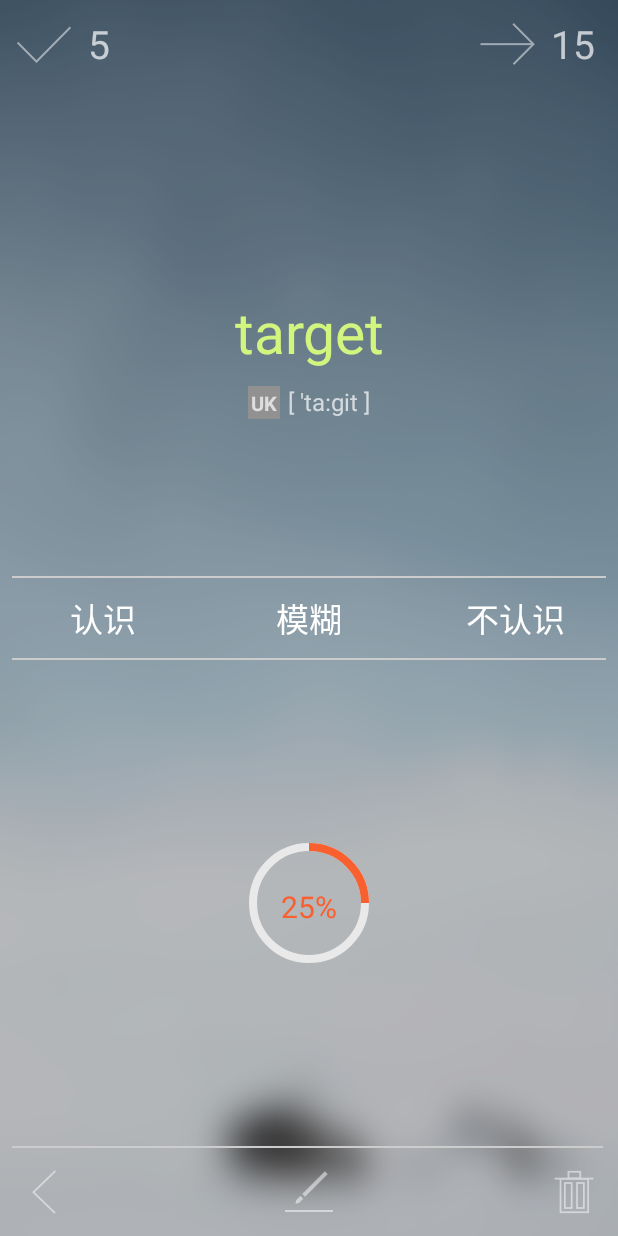
After one commit to bbDseven/ReciteWords, an Android app: the ReviewActivity screen opened directly, with no data from a screen before it, on a phone screen of 412 x 824 dp. The commit adds this screen. Run offline under Robolectric (Android 15) with nearby library versions, the phone set to English and light mode, and no system bars; our stand-ins replace CircleImageView.

Commit message:
增加了复习UI和例句

```diff
--- a/app/src/main/AndroidManifest.xml
+++ b/app/src/main/AndroidManifest.xml
@@ -16,7 +16,8 @@
                 <category android:name="android.intent.category.LAUNCHER" />
             </intent-filter>
         </activity>
-        <activity android:name=".activity.LearnActivity"></activity>
+        <activity android:name=".activity.LearnActivity" />
+        <activity android:name=".activity.ReviewActivity"></activity>
     </application>
 
 </manifest>
--- /dev/null
+++ b/app/src/main/java/recitewords/apj/com/recitewords/activity/ReviewActivity.java
@@ -0,0 +1,224 @@
+package recitewords.apj.com.recitewords.activity;
+
+import android.app.FragmentManager;
+import android.app.FragmentTransaction;
+import android.content.Intent;
+import android.os.Handler;
+import android.os.Message;
+import android.os.Bundle;
+import android.view.View;
+import android.view.ViewTreeObserver;
+import android.widget.FrameLayout;
+import android.widget.LinearLayout;
+import android.widget.RelativeLayout;
+import android.widget.TextView;
+import android.widget.Toast;
+
+import recitewords.apj.com.recitewords.R;
+import recitewords.apj.com.recitewords.fragment.ExampleSentenceFragment;
+import recitewords.apj.com.recitewords.view.CircleProgressView;
+import recitewords.apj.com.recitewords.view.SlidingUpMenu;
+
+public class ReviewActivity extends BaseActivity implements View.OnClickListener, ViewTreeObserver.OnGlobalLayoutListener{
+    //定义好的8张背景图id数组
+    private int[] images = new int[]{R.mipmap.haixin_bg_dim_01, R.mipmap.haixin_bg_dim_02,
+            R.mipmap.haixin_bg_dim_03,R.mipmap.haixin_bg_dim_04,
+            R.mipmap.haixin_bg_dim_05, R.mipmap.haixin_bg_dim_06};
+    private int backgroundNum;
+    private ViewHolder holder;
+    private int num = 4; //定义4秒
+    private Message msg;
+    private final String FRAGMENT_SENTENCE = "fragment_sentence";
+
+    private Handler mHandler = new Handler(new Handler.Callback() {
+        @Override
+        public boolean handleMessage(Message msg) {
+            switch (msg.what){
+                case 3:
+                    //设置进度条进度
+                    holder.progress.setProgress(25);
+                    holder.fl_progress_click.setOnClickListener(ReviewActivity.this);
+                    setProgress();
+                    break;
+                case 2:
+                    holder.progress.setProgress(50);
+                    setProgress();
+                    break;
+                case 1:
+                    holder.progress.setProgress(75);
+                    setProgress();
+                    break;
+                case 0:
+                    holder.progress.setProgress(100);
+                    holder.fl_progress_click.setOnClickListener(null);
+                    holder.progress.setVisibility(View.GONE);   //隐藏进度条
+                    holder.ll_information.setVisibility(View.VISIBLE);  //显示单词信息
+                    num = 4;    //进度条显示完num重新设置回4秒
+                    break;
+            }
+            return false;
+        }
+    });
+
+
+
+
+    private class ViewHolder{
+        RelativeLayout rl_review;   //复习页面根布局
+        SlidingUpMenu review_sliding;   //sliding
+        LinearLayout ll_information;    //展示单词信息布局
+        LinearLayout ll_abcd;   //展示单词选项布局
+        LinearLayout ll_star;   //学习页星星的布局
+        CircleProgressView progress; //圆形进度条
+        FrameLayout fl_progress_click;  //圆形进度条的点击
+        LinearLayout ll_choice;     //认识的父布局
+        LinearLayout ll_incognizance;   //看例句的父布局
+        TextView tv_know;   //认识
+        TextView tv_dim;    //模糊
+        TextView tv_unknow;     //不认识
+        TextView tv_incognizance_next;  //下一个
+        TextView tv_incognizance_example;  //看例句
+        FrameLayout fl_example;  //例句的根布局
+        LinearLayout ll_show_word;  //单词音标的根布局
+        TextView tv_back;   //返回按钮
+        TextView tv_spell;  //拼写按钮
+        TextView tv_delete; //删除按钮
+    }
+
+    @Override
+    protected void onCreate(Bundle savedInstanceState) {
+        super.onCreate(savedInstanceState);
+        setContentView(R.layout.activity_review);
+        init_view();
+        init_event();
+        init_data();
+    }
+
+    private void init_view(){
+        holder = new ViewHolder();
+        holder.rl_review = findViewByIds(R.id.activity_review);
+        holder.review_sliding = findViewByIds(R.id.review_sliding);
+        holder.ll_information = findViewByIds(R.id.ll_information);
+        holder.ll_abcd = findViewByIds(R.id.ll_abcd);
+        holder.ll_star = findViewByIds(R.id.ll_star);
+        holder.progress = findViewByIds(R.id.review_progress);
+        holder.fl_progress_click = findViewByIds(R.id.fl_progress_click);
+        holder.ll_choice = findViewByIds(R.id.ll_choice);
+        holder.ll_incognizance = findViewByIds(R.id.ll_incognizance);
+        holder.tv_incognizance_next = findViewByIds(R.id.tv_incognizance_next);
+        holder.tv_incognizance_example = findViewByIds(R.id.tv_incognizance_example);
+        holder.tv_know = findViewByIds(R.id.tv_know);
+        holder.tv_dim = findViewByIds(R.id.tv_dim);
+        holder.tv_unknow = findViewByIds(R.id.tv_unknow);
+        holder.fl_example = findViewByIds(R.id.fl_example);
+        holder.ll_show_word = findViewByIds(R.id.ll_show_word);
+        holder.tv_back = findViewByIds(R.id.tv_back);
+        holder.tv_spell = findViewByIds(R.id.tv_spell);
+        holder.tv_delete = findViewByIds(R.id.tv_delete);
+    }
+
+    private void init_event(){
+        holder.tv_incognizance_next.setOnClickListener(this);
+        holder.tv_know.setOnClickListener(this);
+        holder.tv_dim.setOnClickListener(this);
+        holder.tv_unknow.setOnClickListener(this);
+        holder.tv_incognizance_next.setOnClickListener(this);
+        holder.tv_incognizance_example.setOnClickListener(this);
+        holder.ll_show_word.getViewTreeObserver().addOnGlobalLayoutListener(this);
+        holder.tv_back.setOnClickListener(this);
+        holder.tv_spell.setOnClickListener(this);
+        holder.tv_delete.setOnClickListener(this);
+    }
+
+    private void init_data(){
+        Intent intent = getIntent();
+        backgroundNum = intent.getIntExtra("backgroundNum", 0);
+        holder.rl_review.setBackgroundResource(images[backgroundNum]);//获取随机数设置复习页面背景图片
+        holder.review_sliding.getBackground().setAlpha(100);        //设置SlidingUpMenu的透明度
+        holder.fl_example.getBackground().setAlpha(70);  //更改例句界面透明度
+        holder.ll_abcd.setVisibility(View.INVISIBLE);        //隐藏abcd选项模式
+        holder.ll_star.setVisibility(View.GONE);        //隐藏学习页的星星
+        setProgress();        //设置进度条进度
+        init_fragment();    //例句Fragment替换布局文件
+    }
+
+    //发送handler消息倒数4秒显示单词信息
+    private void setProgress(){
+        msg = mHandler.obtainMessage();
+        if (--num >= 0){
+            msg.what = num;
+            mHandler.sendMessageDelayed(msg, 1000);
+        }
+    }
+
+    @Override
+    public void onClick(View v) {
+        switch (v.getId()){
+            case R.id.fl_progress_click:
+                holder.progress.setVisibility(View.GONE);   //隐藏进度条
+                holder.ll_information.setVisibility(View.VISIBLE);  //显示单词信息
+                break;
+            case R.id.tv_know:
+                holder.progress.setVisibility(View.VISIBLE);   //显示进度条
+                holder.ll_information.setVisibility(View.GONE);  //隐藏单词信息
+                reset();
+                setProgress();
+                break;
+            case R.id.tv_dim:
+                holder.progress.setVisibility(View.GONE);   //隐藏进度条
+                holder.ll_information.setVisibility(View.VISIBLE);  //显示单词信息
+                holder.ll_choice.setVisibility(View.GONE);  //隐藏认识布局
+                holder.ll_incognizance.setVisibility(View.VISIBLE); //显示例句布局
+                reset();
+                break;
+            case R.id.tv_unknow:
+                holder.progress.setVisibility(View.GONE);   //隐藏进度条
+                holder.ll_information.setVisibility(View.VISIBLE);  //显示单词信息
+                holder.ll_choice.setVisibility(View.GONE);  //隐藏认识布局
+                holder.ll_incognizance.setVisibility(View.VISIBLE); //显示例句布局
+                reset();
+                break;
+            case R.id.tv_incognizance_next:
+                reset();
+                setProgress();
+                holder.ll_choice.setVisibility(View.VISIBLE);  //隐藏认识布局
+                holder.ll_incognizance.setVisibility(View.GONE); //显示例句布局
+                holder.ll_information.setVisibility(View.GONE);  //隐藏单词信息
+                holder.progress.setVisibility(View.VISIBLE);   //显示进度条
+                break;
+            case R.id.tv_back:
+                finish();
+                break;
+            case R.id.tv_spell:
+                Toast.makeText(this, "点击了拼写按钮，功能还没写", Toast.LENGTH_SHORT).show();
+                break;
+            case R.id.tv_delete:
+                Toast.makeText(this, "点击了删除按钮，功能还没写", Toast.LENGTH_SHORT).show();
+                break;
+        }
+    }
+
+    //视图树的回调方法
+    @Override
+    public void onGlobalLayout() {
+        int height = holder.ll_show_word.getHeight();
+        holder.fl_example.setMinimumHeight(height);
+        holder.ll_show_word.getViewTreeObserver().removeOnGlobalLayoutListener(this);//取消视图树监听
+    }
+
+
+    //取消handler处理，并设置进度条为0，时间重置为4秒
+    private void reset(){
+        holder.progress.setProgress(0);
+        mHandler.removeMessages(msg.what);
+        num = 4;
+    }
+
+    //用Fragment替换帧布局来显示例句
+    private void init_fragment(){
+        FragmentManager fm = getFragmentManager();
+        FragmentTransaction transaction = fm.beginTransaction();
+        transaction.replace(R.id.fl_example, new ExampleSentenceFragment("abroad"), FRAGMENT_SENTENCE);
+        transaction.commit();
+    }
+}
--- a/app/src/main/java/recitewords/apj/com/recitewords/fragment/MainFragment.java
+++ b/app/src/main/java/recitewords/apj/com/recitewords/fragment/MainFragment.java
@@ -14,6 +14,7 @@ import android.widget.TextView;
 import recitewords.apj.com.recitewords.R;
 import recitewords.apj.com.recitewords.activity.LearnActivity;
 import recitewords.apj.com.recitewords.activity.MainActivity;
+import recitewords.apj.com.recitewords.activity.ReviewActivity;
 import recitewords.apj.com.recitewords.db.dao.BookDao;
 import recitewords.apj.com.recitewords.db.dao.ExampleSentenceDao;
 import recitewords.apj.com.recitewords.db.dao.LexiconDao;
@@ -43,6 +44,7 @@ public class MainFragment extends BaseFragment implements View.OnClickListener {
         TextView tv_date;
         ImageView iv_menu;
         RelativeLayout main_rl_learn;
+        RelativeLayout main_rl_review;
     }
 
     private ViewHolder holder;
@@ -69,6 +71,7 @@ public class MainFragment extends BaseFragment implements View.OnClickListener {
         holder.tv_date = findViewByIds(view, R.id.main_tv_date);
         holder.iv_menu = findViewByIds(view, R.id.main_img_menu);
         holder.main_rl_learn=findViewByIds(view,R.id.main_rl_learn);
+        holder.main_rl_review = findViewByIds(view, R.id.main_rl_review);
         return view;
     }
 
@@ -76,6 +79,7 @@ public class MainFragment extends BaseFragment implements View.OnClickListener {
     public void initEvent() {
         holder.iv_menu.setOnClickListener(this);
         holder.main_rl_learn.setOnClickListener(this);
+        holder.main_rl_review.setOnClickListener(this);
     }
 
     @Override
@@ -273,6 +277,12 @@ public class MainFragment extends BaseFragment implements View.OnClickListener {
                 intent.putExtra("backgroundNum",num);
                 startActivity(intent);
                 break;
+            case R.id.main_rl_review:
+                //跳转到复习界面
+                Intent intent_review = new Intent(mActivity, ReviewActivity.class);
+                intent_review.putExtra("backgroundNum",num);
+                startActivity(intent_review);
+                break;
             default:
                 break;
         }
--- /dev/null
+++ b/app/src/main/java/recitewords/apj/com/recitewords/view/CircleProgressView.java
@@ -0,0 +1,146 @@
+package recitewords.apj.com.recitewords.view;
+
+/**
+ * Created by Seven on 2016/12/2.
+ */
+
+import android.content.Context;
+import android.graphics.Canvas;
+import android.graphics.Color;
+import android.graphics.Paint;
+import android.graphics.RectF;
+import android.text.TextUtils;
+import android.util.AttributeSet;
+import android.view.View;
+
+
+
+/**
+ * Created by Seven on 2016/12/2.
+ */
+
+public class CircleProgressView extends View {
+
+    private static final String TAG = "CircleProgressBar";
+
+    private int mMaxProgress = 100;
+
+    private int mProgress = 0;
+
+    private final int mCircleLineStrokeWidth = 8;
+
+    private final int mTxtStrokeWidth = 2;
+
+    // 画圆所在的距形区域
+    private final RectF mRectF;
+
+    private final Paint mPaint;
+
+    private final Context mContext;
+
+    private String mTxtHint1;
+
+    private String mTxtHint2;
+
+    public CircleProgressView(Context context, AttributeSet attrs) {
+        super(context, attrs);
+
+        mContext = context;
+        mRectF = new RectF();
+        mPaint = new Paint();
+    }
+
+    @Override
+    protected void onDraw(Canvas canvas) {
+        super.onDraw(canvas);
+        int width = this.getWidth();
+        int height = this.getHeight();
+
+        if (width != height) {
+            int min = Math.min(width, height);
+            width = min;
+            height = min;
+        }
+
+        // 设置画笔相关属性
+        mPaint.setAntiAlias(true);
+        mPaint.setColor(Color.rgb(0xe9, 0xe9, 0xe9));
+        canvas.drawColor(Color.TRANSPARENT);
+        mPaint.setStrokeWidth(mCircleLineStrokeWidth);
+        mPaint.setStyle(Paint.Style.STROKE);
+        // 位置
+        mRectF.left = mCircleLineStrokeWidth / 2; // 左上角x
+        mRectF.top = mCircleLineStrokeWidth / 2; // 左上角y
+        mRectF.right = width - mCircleLineStrokeWidth / 2; // 左下角x
+        mRectF.bottom = height - mCircleLineStrokeWidth / 2; // 右下角y
+
+        // 绘制圆圈，进度条背景
+        canvas.drawArc(mRectF, -90, 360, false, mPaint);
+        mPaint.setColor(Color.rgb(0xf8, 0x60, 0x30));
+        canvas.drawArc(mRectF, -90, ((float) mProgress / mMaxProgress) * 360, false, mPaint);
+
+        // 绘制进度文案显示
+        mPaint.setStrokeWidth(mTxtStrokeWidth);
+        String text = mProgress + "%";
+        int textHeight = height / 4;
+        mPaint.setTextSize(textHeight);
+        int textWidth = (int) mPaint.measureText(text, 0, text.length());
+        mPaint.setStyle(Paint.Style.FILL);
+        canvas.drawText(text, width / 2 - textWidth / 2, height / 2 + textHeight / 2, mPaint);
+
+        if (!TextUtils.isEmpty(mTxtHint1)) {
+            mPaint.setStrokeWidth(mTxtStrokeWidth);
+            text = mTxtHint1;
+            textHeight = height / 8;
+            mPaint.setTextSize(textHeight);
+            mPaint.setColor(Color.rgb(0x99, 0x99, 0x99));
+            textWidth = (int) mPaint.measureText(text, 0, text.length());
+            mPaint.setStyle(Paint.Style.FILL);
+            canvas.drawText(text, width / 2 - textWidth / 2, height / 4 + textHeight / 2, mPaint);
+        }
+
+        if (!TextUtils.isEmpty(mTxtHint2)) {
+            mPaint.setStrokeWidth(mTxtStrokeWidth);
+            text = mTxtHint2;
+            textHeight = height / 8;
+            mPaint.setTextSize(textHeight);
+            textWidth = (int) mPaint.measureText(text, 0, text.length());
+            mPaint.setStyle(Paint.Style.FILL);
+            canvas.drawText(text, width / 2 - textWidth / 2, 3 * height / 4 + textHeight / 2, mPaint);
+        }
+    }
+
+    public int getMaxProgress() {
+        return mMaxProgress;
+    }
+
+    public void setMaxProgress(int maxProgress) {
+        this.mMaxProgress = maxProgress;
+    }
+
+    public void setProgress(int progress) {
+        this.mProgress = progress;
+        this.invalidate();
+    }
+
+    public void setProgressNotInUiThread(int progress) {
+        this.mProgress = progress;
+        this.postInvalidate();
+    }
+
+    public String getmTxtHint1() {
+        return mTxtHint1;
+    }
+
+    public void setmTxtHint1(String mTxtHint1) {
+        this.mTxtHint1 = mTxtHint1;
+    }
+
+    public String getmTxtHint2() {
+        return mTxtHint2;
+    }
+
+    public void setmTxtHint2(String mTxtHint2) {
+        this.mTxtHint2 = mTxtHint2;
+    }
+}
--- /dev/null
+++ b/app/src/main/res/layout/activity_review.xml
@@ -0,0 +1,151 @@
+<?xml version="1.0" encoding="utf-8"?>
+<RelativeLayout xmlns:android="http://schemas.android.com/apk/res/android"
+    xmlns:tools="http://schemas.android.com/tools"
+    android:id="@+id/activity_review"
+    android:layout_width="match_parent"
+    android:layout_height="match_parent"
+    tools:context="recitewords.apj.com.recitewords.activity.LearnActivity">
+
+    <recitewords.apj.com.recitewords.view.SlidingUpMenu
+        android:background="#000"
+        android:id="@+id/review_sliding"
+        android:layout_width="match_parent"
+        android:layout_height="match_parent">
+
+        <include layout="@layout/example_sentence" />
+
+        <LinearLayout
+            android:layout_width="match_parent"
+            android:layout_height="match_parent"
+            android:orientation="vertical">
+
+            <!--显示单词及学习情况-->
+            <include layout="@layout/learn_show_word" />
+
+            <!--横线-->
+            <ImageView
+                android:layout_width="match_parent"
+                android:layout_height="1dp"
+                android:layout_marginLeft="8dp"
+                android:layout_marginRight="8dp"
+                android:background="#CCCCCC" />
+
+            <!--中间认识，不认识等选项-->
+            <FrameLayout
+                android:layout_width="match_parent"
+                android:layout_height="wrap_content">
+
+                <LinearLayout
+                    android:id="@+id/ll_choice"
+                    android:layout_width="match_parent"
+                    android:layout_height="wrap_content"
+                    android:orientation="horizontal">
+
+                    <TextView
+                        android:id="@+id/tv_know"
+                        android:layout_width="0dp"
+                        android:layout_weight="1"
+                        android:layout_height="wrap_content"
+                        android:gravity="center"
+                        android:padding="10dp"
+                        android:text="认识"
+                        android:textColor="#fff"
+                        android:textSize="22sp" />
+                    <TextView
+                        android:id="@+id/tv_dim"
+                        android:layout_width="0dp"
+                        android:layout_weight="1"
+                        android:layout_height="wrap_content"
+                        android:gravity="center"
+                        android:padding="10dp"
+                        android:text="模糊"
+                        android:textColor="#fff"
+                        android:textSize="22sp" />
+                    <TextView
+                        android:id="@+id/tv_unknow"
+                        android:layout_width="0dp"
+                        android:layout_weight="1"
+                        android:layout_height="wrap_content"
+                        android:gravity="center"
+                        android:padding="10dp"
+                        android:text="不认识"
+                        android:textColor="#fff"
+                        android:textSize="22sp" />
+                </LinearLayout>
+
+
+                <LinearLayout
+                    android:id="@+id/ll_incognizance"
+                    android:layout_width="match_parent"
+                    android:layout_height="wrap_content"
+                    android:orientation="horizontal"
+                    android:visibility="invisible">
+
+                    <TextView
+                        android:id="@+id/tv_incognizance_next"
+                        android:layout_width="0dp"
+                        android:layout_height="wrap_content"
+                        android:layout_weight="1"
+                        android:gravity="center"
+                        android:padding="10dp"
+                        android:text="下一个"
+                        android:textColor="#fff"
+                        android:textSize="22sp" />
+
+                    <TextView
+                        android:id="@+id/tv_incognizance_example"
+                        android:layout_width="0dp"
+                        android:layout_height="wrap_content"
+                        android:layout_weight="1"
+                        android:gravity="center"
+                        android:padding="10dp"
+                        android:text="看例句"
+                        android:textColor="#fff"
+                        android:textSize="22sp" />
+                </LinearLayout>
+
+            </FrameLayout>
+
+            <!--横线-->
+            <ImageView
+                android:layout_width="match_parent"
+                android:layout_height="1dp"
+                android:layout_marginLeft="8dp"
+                android:layout_marginRight="8dp"
+                android:background="#CCCCCC" />
+
+
+            <LinearLayout
+                android:layout_width="match_parent"
+                android:layout_height="0dp"
+                android:layout_weight="1"
+                android:orientation="vertical">
+
+                <!--选项模式的选项或记忆模式的加载中或词义-->
+                <FrameLayout
+                    android:id="@+id/fl_progress_click"
+                    android:layout_width="match_parent"
+                    android:layout_height="0dp"
+                    android:layout_weight="1">
+                    <recitewords.apj.com.recitewords.view.CircleProgressView
+                        android:id="@+id/review_progress"
+                        android:layout_width="80dp"
+                        android:layout_height="80dp"
+                        android:layout_gravity="center">
+
+                    </recitewords.apj.com.recitewords.view.CircleProgressView>
+                    <!--选择题模式-->
+                    <include layout="@layout/show_word_abcd" />
+                    <!--显示词性词义-->
+                    <include layout="@layout/show_word_information" />
+                </FrameLayout>
+
+                <!--底部返回，评写，删除-->
+                <include layout="@layout/learn_buttom" />
+            </LinearLayout>
+
+        </LinearLayout>
+
+    </recitewords.apj.com.recitewords.view.SlidingUpMenu>
+
+</RelativeLayout>
--- a/app/src/main/res/layout/fragment_main.xml
+++ b/app/src/main/res/layout/fragment_main.xml
@@ -122,6 +122,7 @@
             android:layout_marginBottom="8dp"
             />
         <RelativeLayout
+            android:id="@+id/main_rl_review"
             android:layout_width="0dp"
             android:layout_height="match_parent"
             android:layout_weight="1"
--- a/app/src/main/res/layout/learn_show_word.xml
+++ b/app/src/main/res/layout/learn_show_word.xml
@@ -88,6 +88,7 @@
             </RelativeLayout>
             <!--星号-->
             <LinearLayout
+                android:id="@+id/ll_star"
                 android:layout_width="match_parent"
                 android:layout_height="wrap_content"
                 android:layout_marginRight="10dp"
--- a/app/src/main/res/values/styles.xml
+++ b/app/src/main/res/values/styles.xml
@@ -8,5 +8,4 @@
         <item name="colorAccent">@color/colorAccent</item>
         <item name="windowNoTitle">true</item>
     </style>
-
 </resources>
```
